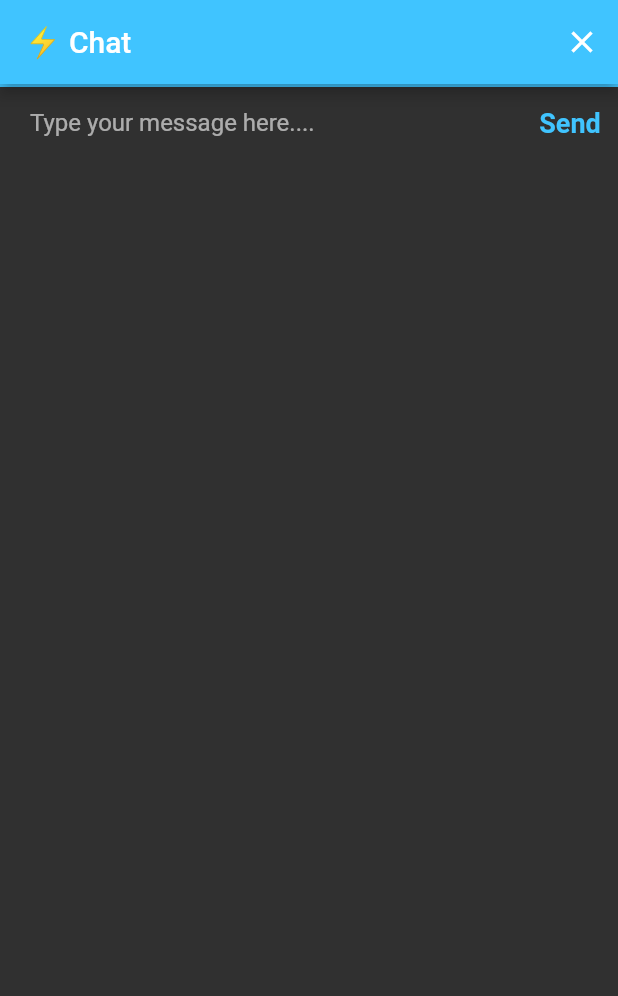
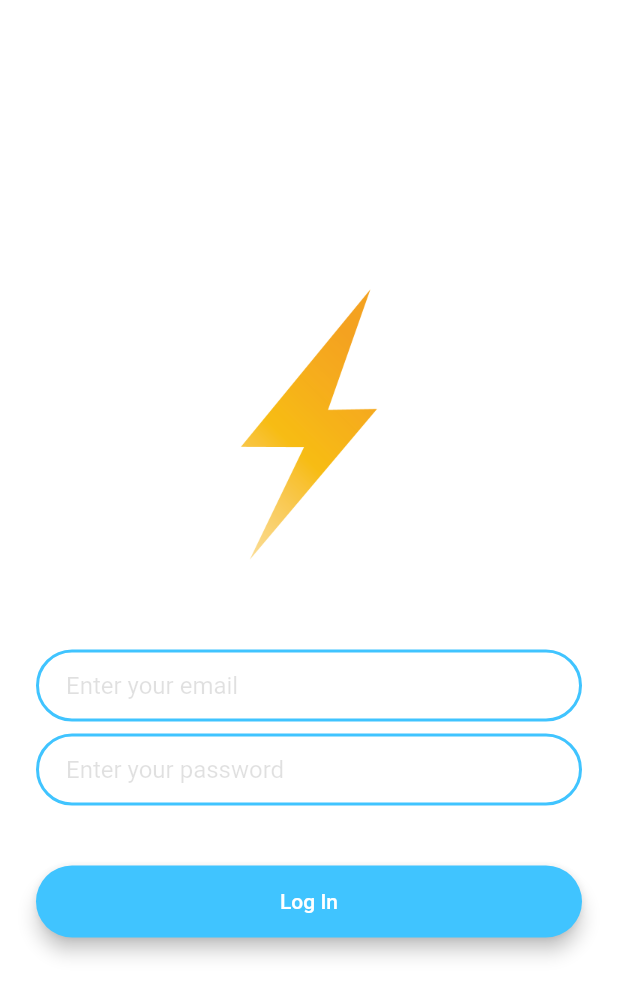
Before and after one commit to VTarunaKumar/ChatingApplication, a Flutter app: the screen it shows after launch, on a phone screen of 412 x 824 dp. Shown: the top 996 px of the screen. Run offline on Flutter 3.47's test engine with Material 2 defaults, Android fonts, the phone set to English and light mode, and no system bars.

Commit message:
LoginScreen

```diff
--- a/lib/main.dart
+++ b/lib/main.dart
@@ -1,4 +1,5 @@
 import 'package:chat_app/screens/chat_screen.dart';
+import 'package:chat_app/screens/login_screen.dart';
 import 'package:chat_app/screens/welcome_screen.dart';
 import 'package:flutter/material.dart';
 import '';
@@ -19,7 +20,7 @@ class FlashChat extends StatelessWidget {
               bodyText1: TextStyle(
         color: Colors.black54,
       ))),
-      home: ChatScreen(),
+      home: LoginScreen(),
     );
   }
 }
--- /dev/null
+++ b/lib/screens/login_screen.dart
@@ -0,0 +1,101 @@
+import 'package:flutter/material.dart';
+
+class LoginScreen extends StatefulWidget {
+  const LoginScreen({Key? key}) : super(key: key);
+
+  @override
+  State<LoginScreen> createState() => _LoginScreenState();
+}
+
+class _LoginScreenState extends State<LoginScreen> {
+  @override
+  Widget build(BuildContext context) {
+    return Scaffold(
+      backgroundColor: Colors.white,
+      body: Padding(
+        padding: EdgeInsets.symmetric(horizontal: 24),
+        child: Column(
+          mainAxisAlignment: MainAxisAlignment.center,
+          crossAxisAlignment: CrossAxisAlignment.stretch,
+          children: <Widget>[
+            Container(
+              height: 200,
+              child: Image.asset("images/logo.png"),
+            ),
+            SizedBox(
+              height: 50,
+            ),
+            TextField(
+              style: TextStyle(color: Colors.black),
+              onChanged: (value) {},
+              decoration: InputDecoration(
+                hintText: "Enter your email",
+                hintStyle: TextStyle(color: Colors.black12),
+                contentPadding:
+                    EdgeInsets.symmetric(vertical: 10, horizontal: 20),
+                border: OutlineInputBorder(
+                  borderRadius: BorderRadius.all(
+                    Radius.circular(32),
+                  ),
+                ),
+                enabledBorder: OutlineInputBorder(
+                  borderSide:
+                      BorderSide(color: Colors.lightBlueAccent, width: 2),
+                  borderRadius: BorderRadius.all(
+                    Radius.circular(32),
+                  ),
+                ),
+              ),
+            ),
+            SizedBox(
+              height: 8,
+            ),
+            TextField(
+              style: TextStyle(color: Colors.black),
+              onChanged: (value) {},
+              decoration: InputDecoration(
+                hintText: "Enter your password",
+                hintStyle: TextStyle(color: Colors.black12),
+                contentPadding:
+                    EdgeInsets.symmetric(vertical: 10, horizontal: 20),
+                border: OutlineInputBorder(
+                  borderRadius: BorderRadius.all(
+                    Radius.circular(32),
+                  ),
+                ),
+                enabledBorder: OutlineInputBorder(
+                  borderSide:
+                      BorderSide(color: Colors.lightBlueAccent, width: 2),
+                  borderRadius: BorderRadius.all(
+                    Radius.circular(32),
+                  ),
+                ),
+              ),
+            ),
+            SizedBox(
+              height: 24,
+            ),
+            Padding(
+              padding: EdgeInsets.symmetric(vertical: 16),
+              child: Material(
+                color: Colors.lightBlueAccent,
+                borderRadius: BorderRadius.all(
+                  Radius.circular(30),
+                ),
+                elevation: 5,
+                child: MaterialButton(
+                  onPressed: () {
+                    //implement login function
+                  },
+                  minWidth: 200,
+                  height: 42,
+                  child: Text("Log In"),
+                ),
+              ),
+            )
+          ],
+        ),
+      ),
+    );
+  }
+}
```
